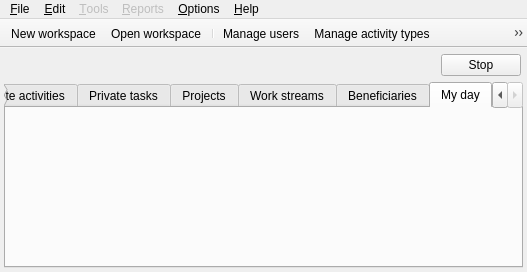
This is Src.QT/tt3-skin-admin/MainFrame.ui in akapustiatyahoocouk/TimeTracker3 as Qt 5 draws it before an edit. The edited form follows.
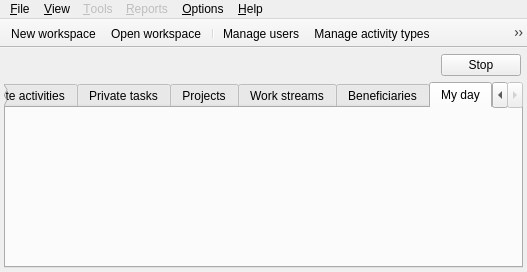
This is the edited form. Icons and pictures are not drawn.

Patch:
```diff
--- a/Src.QT/tt3-skin-admin/MainFrame.ui
+++ b/Src.QT/tt3-skin-admin/MainFrame.ui
@@ -227,9 +227,9 @@
     <addaction name="separator"/>
     <addaction name="actionPreferences"/>
    </widget>
-   <widget class="QMenu" name="menuEdit">
+   <widget class="QMenu" name="menuView">
     <property name="title">
-     <string>&amp;Edit</string>
+     <string>&amp;View</string>
     </property>
     <addaction name="actionManageUsers"/>
     <addaction name="actionManageActivityTypes"/>
@@ -262,7 +262,7 @@
     </property>
    </widget>
    <addaction name="menuFile"/>
-   <addaction name="menuEdit"/>
+   <addaction name="menuView"/>
    <addaction name="menuTools"/>
    <addaction name="menuReports"/>
    <addaction name="menuOptions"/>
```
